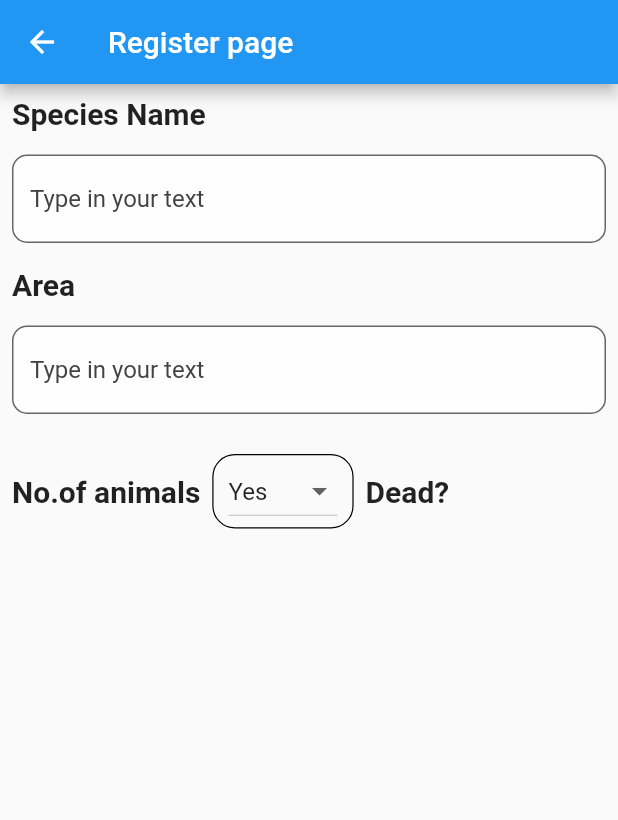
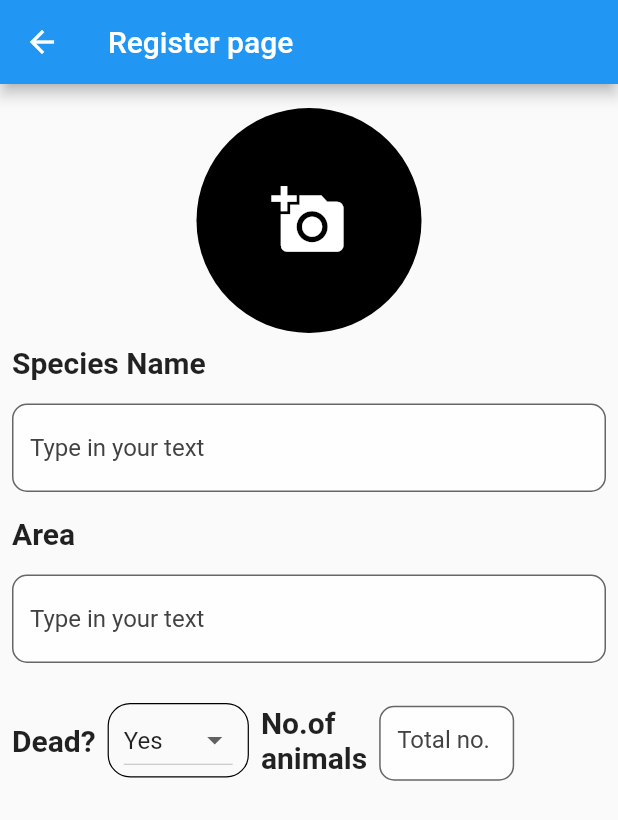
Before and after one commit to kushhal13/safeways, a Flutter app: the ReportPage screen opened directly, on a phone screen of 412 x 824 dp. Shown: the top 820 px of the screen. Run offline on Flutter 3.47's test engine with Material 2 defaults, Android fonts, the phone set to English and light mode, and no system bars; our stand-ins replace carousel_slider, image_picker.

```diff
--- a/lib/reportPage.dart
+++ b/lib/reportPage.dart
@@ -1,4 +1,7 @@
+import 'dart:io';
+
 import 'package:flutter/material.dart';
+import 'package:image_picker/image_picker.dart';
 
 class ReportPage extends StatefulWidget {
   @override
@@ -8,12 +11,57 @@ class ReportPage extends StatefulWidget {
 class _ReportPageState extends State<ReportPage> {
   var _dead = ["Yes", "Injured"];
   var currentItemSelected = "Yes";
-// // Changes the selected value on 'onChanged' click on each radio button
-//   setSelectedRadio(int val) {
-//     setState(() {
-//       selectedRadio = val;
-//     });
-//   }
+  var dailog;
+  File newImage;
+
+  Future optionsDialogBox() {
+    return dailog != null
+        ? Text("jfdkla")
+        : showDialog(
+            context: context,
+            builder: (BuildContext context) {
+              return AlertDialog(
+                content: new SingleChildScrollView(
+                  child: new ListBody(
+                    children: <Widget>[
+                      GestureDetector(
+                          child: new Text('Take a picture'),
+                          onTap: () {
+                            setState(() {
+                              dailog = "skdjf";
+                            });
+                            getImage(true);
+                          }),
+                      Padding(
+                        padding: EdgeInsets.all(8.0),
+                      ),
+                      GestureDetector(
+                        child: new Text('Select from gallery'),
+                        onTap: () {
+                          setState(() {
+                            dailog = "skdjf";
+                          });
+                          getImage(false);
+                        },
+                      ),
+                    ],
+                  ),
+                ),
+              );
+            });
+  }
+
+  Future getImage(bool isCamera) async {
+    File image;
+    if (isCamera) {
+      image = await ImagePicker.pickImage(source: ImageSource.camera);
+    } else {
+      image = await ImagePicker.pickImage(source: ImageSource.gallery);
+    }
+    setState(() {
+      newImage = image;
+    });
+  }
 
   Widget build(BuildContext context) {
     return Scaffold(
@@ -22,6 +70,37 @@ class _ReportPageState extends State<ReportPage> {
       ),
       body: Column(
         children: <Widget>[
+          newImage != null
+              ? Container(
+                  margin: const EdgeInsets.only(top: 16.0),
+                  width: 150.0,
+                  height: 150.0,
+                  decoration: BoxDecoration(
+                      shape: BoxShape.circle,
+                      image: DecorationImage(
+                        fit: BoxFit.fill,
+                        image: FileImage(newImage),
+                      )))
+              : GestureDetector(
+                  onTap: () {
+                    optionsDialogBox();
+                  },
+                  child: Container(
+                    margin: const EdgeInsets.only(top: 16.0),
+                    child: Center(
+                        child: Icon(
+                      Icons.add_a_photo,
+                      color: Colors.white,
+                      size: 50.0,
+                    )),
+                    width: 150.0,
+                    height: 150.0,
+                    decoration: BoxDecoration(
+                      shape: BoxShape.circle,
+                      color: Colors.black,
+                    ),
+                  ),
+                ),
           Row(
             children: <Widget>[
               Padding(
@@ -86,7 +165,7 @@ class _ReportPageState extends State<ReportPage> {
                 padding:
                     const EdgeInsets.symmetric(horizontal: 8.0, vertical: 32.0),
                 child: Text(
-                  "No.of animals",
+                  "Dead?",
                   style: TextStyle(
                     fontSize: 20.0,
                     fontWeight: FontWeight.bold,
@@ -120,11 +199,28 @@ class _ReportPageState extends State<ReportPage> {
               Padding(
                 padding: const EdgeInsets.all(8.0),
                 child: Text(
-                  "Dead?",
+                  "No.of \nanimals",
                   style: TextStyle(
                     fontSize: 20.0,
                     fontWeight: FontWeight.bold,
                   ),
+                ),
+              ),
+              Container(
+                margin: const EdgeInsets.only(top: 4.0),
+                height: 50.0,
+                width: 90.0,
+                child: TextField(
+                  decoration: InputDecoration(
+                      border: OutlineInputBorder(
+                        borderRadius: const BorderRadius.all(
+                          const Radius.circular(10.0),
+                        ),
+                      ),
+                      filled: true,
+                      hintStyle: TextStyle(color: Colors.grey[800]),
+                      hintText: "Total no.",
+                      fillColor: Colors.white70),
                 ),
               ),
             ],
--- a/pubspec.yaml
+++ b/pubspec.yaml
@@ -24,6 +24,7 @@ dependencies:
   # Use with the CupertinoIcons class for iOS style icons.
   cupertino_icons: ^0.1.2
   carousel_slider: ^1.3.0
+  image_picker: ^0.6.1+3
 
 dev_dependencies:
   flutter_test:
```
Also changed, not shown: pubspec.lock.
